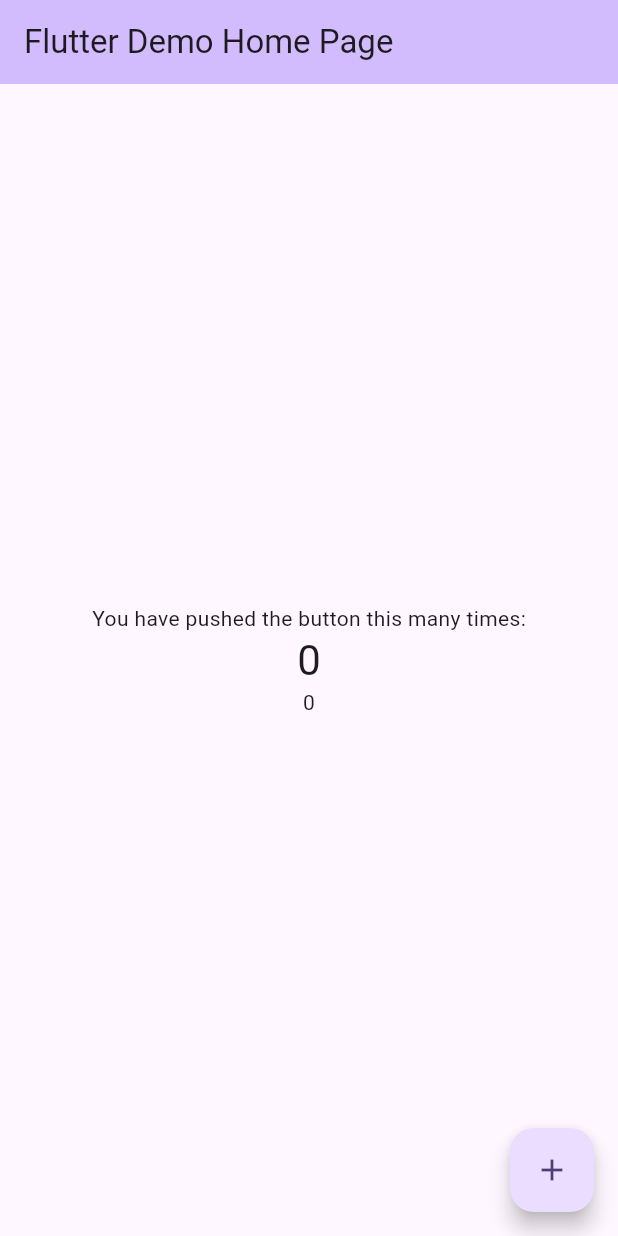
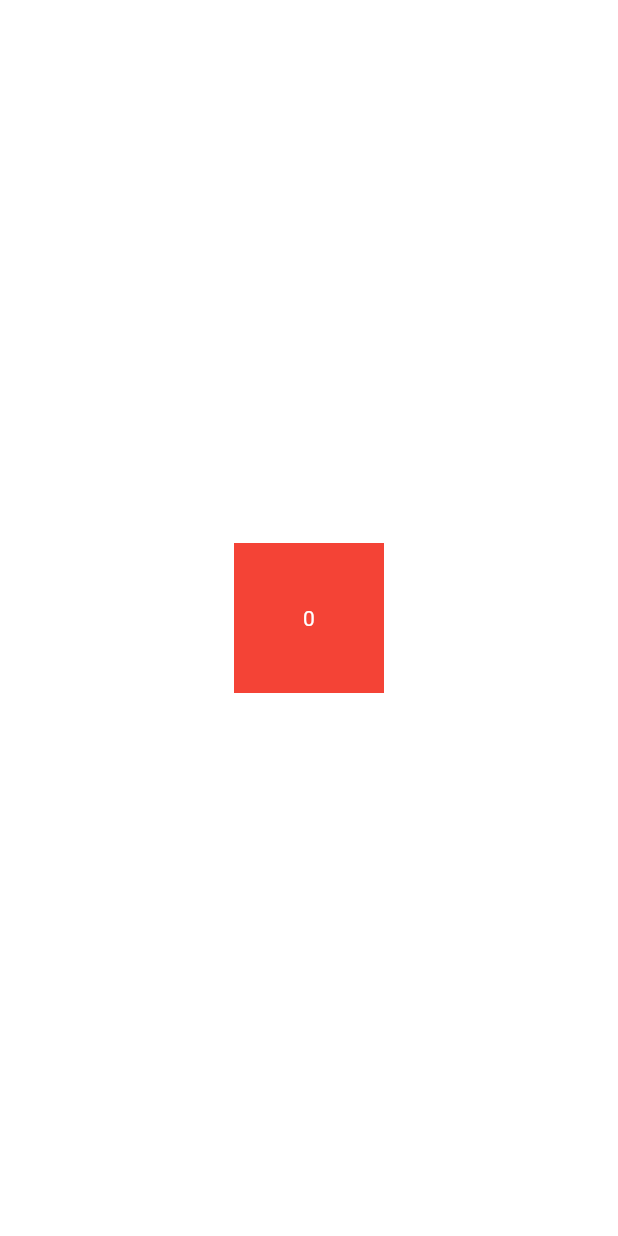
Before and after one commit to ShSato4JPN/flutter-practice, a Flutter app: the screen it shows after launch, on a phone screen of 412 x 824 dp. Run offline on Flutter 3.47's test engine with Material 3 defaults, Android fonts, the phone set to English and light mode, and no system bars.

Commit message:
add simple sample code

```diff
--- a/app/lib/main.dart
+++ b/app/lib/main.dart
@@ -1,71 +1,41 @@
 import 'package:flutter/material.dart';
+import 'package:flutter/rendering.dart';
 
 void main() {
-  runApp(const MyApp());
+  runApp(const Center(
+    child: Counter(),
+  ));
 }
 
-class MyApp extends StatelessWidget {
-  const MyApp({super.key});
+class Counter extends StatefulWidget {
+  const Counter({super.key});
 
   @override
-  Widget build(BuildContext context) {
-    return MaterialApp(
-      title: 'Flutter Demo',
-      theme: ThemeData(
-        colorScheme: ColorScheme.fromSeed(seedColor: Colors.deepPurple),
-        useMaterial3: true,
-      ),
-      home: const MyHomePage(title: 'Flutter Demo Home Page'),
-    );
-  }
+  State<Counter> createState() => _CounterState();
 }
 
-class MyHomePage extends StatefulWidget {
-  const MyHomePage({super.key, required this.title});
+class _CounterState extends State<Counter> {
+  int _count = 0;
 
-  final String title;
-
-  @override
-  State<MyHomePage> createState() => _MyHomePageState();
-}
-
-class _MyHomePageState extends State<MyHomePage> {
-  int _counter = 0;
-
-  void _incrementCounter() {
+  void _increment() {
     setState(() {
-      _counter++;
+      _count++;
     });
   }
 
   @override
   Widget build(BuildContext context) {
-    return Scaffold(
-      appBar: AppBar(
-        backgroundColor: Theme.of(context).colorScheme.inversePrimary,
-        title: Text(widget.title),
-      ),
-      body: Center(
-        child: Column(
-          mainAxisAlignment: MainAxisAlignment.center,
-          children: <Widget>[
-            const Text(
-              'You have pushed the button this many times:',
-            ),
-            Text(
-              '$_counter',
-              style: Theme.of(context).textTheme.headlineMedium,
-            ),
-            Text(
-              '$_counter',
-            )
-          ],
+    return GestureDetector(
+      onTap: () {
+        _increment();
+      },
+      child: Container(
+        color: Colors.red,
+        width: 100,
+        height: 100,
+        child: Center(
+          child: Text('$_count', textDirection: TextDirection.ltr),
         ),
-      ),
-      floatingActionButton: FloatingActionButton(
-        onPressed: _incrementCounter,
-        tooltip: 'Increment',
-        child: const Icon(Icons.add),
       ),
     );
   }
```
Also changed, not shown: app/lib/main-multi-container.dart (added, +32 -0 lines), app/lib/main-origin.dart (added, +72 -0 lines), 1 other file.
